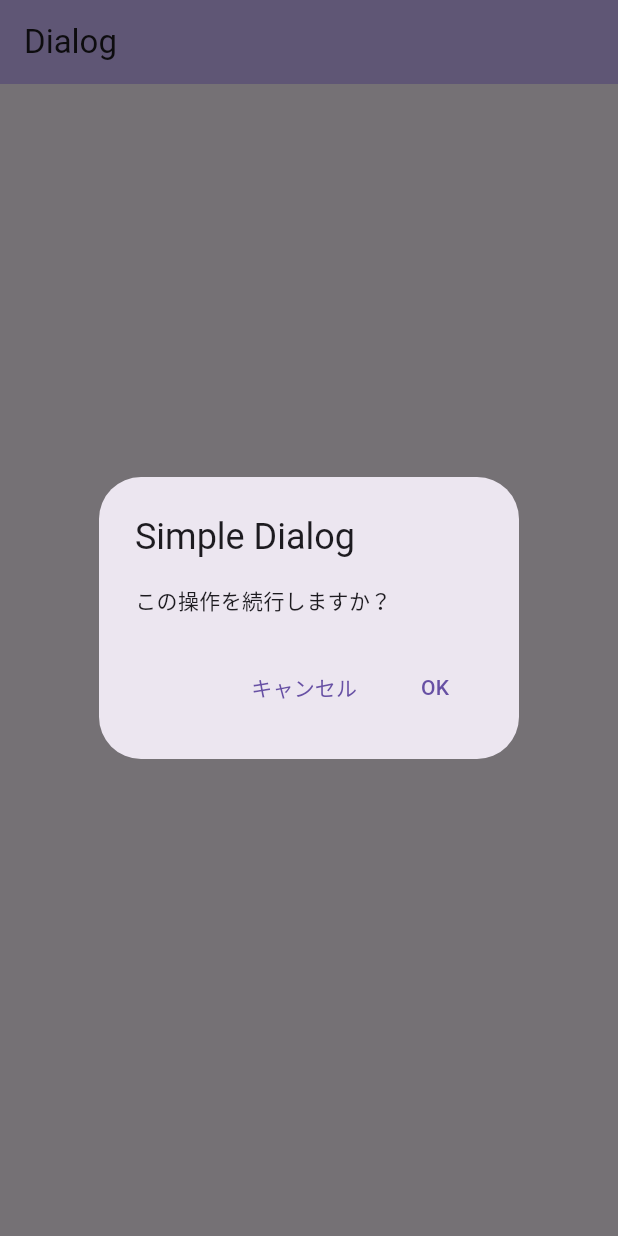
After one commit to endr0id/widget_sampling, a Flutter app: the Dialog screen opened by its route, after a tap on "Call dialog", on a phone screen of 412 x 824 dp. The commit adds this screen. Run offline on Flutter 3.47's test engine with Material 3 defaults, Android fonts, the phone set to English and light mode, and no system bars; our stand-ins replace flutter_riverpod, freezed_annotation, go_router.

Commit message:
add: ダイアログウィジェット

```diff
--- /dev/null
+++ b/lib/features/dialog/presentation/view/dialog.dart
@@ -0,0 +1,64 @@
+import 'package:flutter/material.dart';
+import 'package:go_router/go_router.dart';
+
+class Dialog extends StatelessWidget {
+  const Dialog({super.key, required this.title});
+
+  final String title;
+
+  @override
+  Widget build(BuildContext context) {
+
+    return Scaffold(
+      appBar: AppBar(
+        backgroundColor: Theme.of(context).colorScheme.inversePrimary,
+        title: Text(title),
+      ),
+      body: Center(
+        child: Column(
+          mainAxisAlignment: MainAxisAlignment.center,
+          children: [
+            TextButton(
+              child: const Text('Call dialog'),
+              onPressed: () async {
+                final result = await showDialog(
+                  context: context,
+                  builder: (context) {
+                    return AlertDialog(
+                      title: const Text('Simple Dialog'),
+                      content: const Text('この操作を続行しますか？'),
+                      actions: [
+                        TextButton(
+                          child: const Text('キャンセル'),
+                          onPressed: () => Navigator.of(context).pop(false),
+                        ),
+                        TextButton(
+                          child: const Text('OK'),
+                          onPressed: () => Navigator.of(context).pop(true),
+                        ),
+                      ],
+                    );
+                  },
+                );
+
+                // ダイアログの結果に基づいて処理
+                if (result) {
+                  // OKの場合
+                  ScaffoldMessenger.of(context).showSnackBar(
+                    SnackBar(content: const Text('操作を続行します')),
+                  );
+                } else {
+                  // NGの場合
+                  ScaffoldMessenger.of(context).showSnackBar(
+                    SnackBar(content: const Text('操作をキャンセルしました')),
+                  );
+                }
+              },
+            ),
+            ElevatedButton(onPressed: () => context.pop(), child: const Text('back')),
+          ],
+        ),
+      ),
+    );
+  }
+}
--- a/lib/features/home/presentation/view/home.dart
+++ b/lib/features/home/presentation/view/home.dart
@@ -18,7 +18,8 @@ class Home extends StatelessWidget {
           mainAxisAlignment: MainAxisAlignment.center,
           children: [
             const Text('Contents Lists'),
-            ElevatedButton(onPressed: () => context.push('/counter'), child: const Text('Counter'))
+            ElevatedButton(onPressed: () => context.push('/counter'), child: const Text('Counter')),
+            ElevatedButton(onPressed: () => context.push('/dialog'), child: const Text('Dialog'))
           ],
         ),
       ),
--- a/lib/roter.dart
+++ b/lib/roter.dart
@@ -1,5 +1,6 @@
 import 'package:go_router/go_router.dart';
 import 'package:widget_sampling/features/counter/presentation/view/counter.dart';
+import 'package:widget_sampling/features/dialog/presentation/view/dialog.dart';
 import 'package:widget_sampling/features/home/presentation/view/home.dart';
 
 final GoRouter router = GoRouter(
@@ -11,6 +12,10 @@ final GoRouter router = GoRouter(
     GoRoute(
       path: '/counter',
       builder: (context, state) => const Counter(title: 'Counter'),
+    ),
+    GoRoute(
+      path: '/dialog',
+      builder: (context, state) => const Dialog(title: 'Dialog'),
     )
   ],
 );
```
